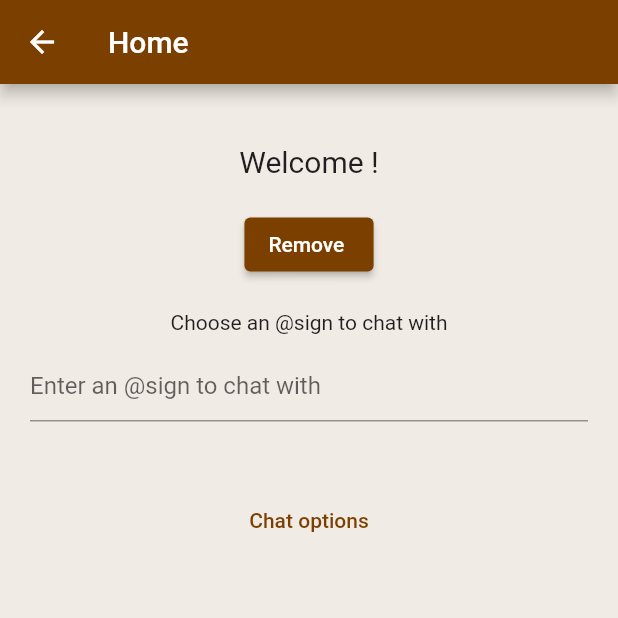
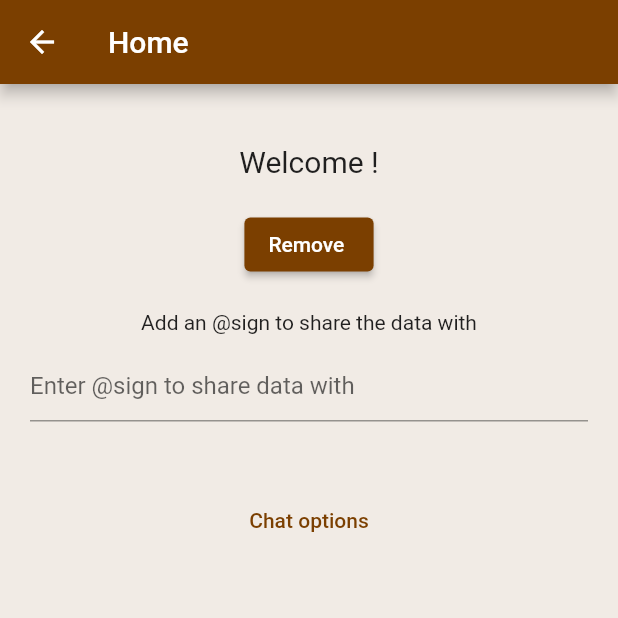
Before and after one commit to RanchaoO/at_krypto_spike_2, a Flutter app: the AddAtSignScreen screen opened by its route, on a phone screen of 412 x 824 dp, the top half of it. Run offline on Flutter 3.47's test engine with Material 2 defaults, Android fonts, the phone set to English and light mode, and no system bars; our stand-ins replace hex; missing offline and left inert: at_chat_flutter, at_client, at_client_mobile, at_commons, at_demo_data, at_onboarding_flutter and 2 more.

Commit message:
Removed and modified code from template

```diff
--- a/lib/screens/add_at_sign_screen.dart
+++ b/lib/screens/add_at_sign_screen.dart
@@ -84,7 +84,7 @@ class _AddAtSignScreenState extends State<AddAtSignScreen> {
             SizedBox(
               height: 20.0,
             ),
-            Text('Choose an @sign to chat with'),
+            Text('Add an @sign to share the data with'),
             SizedBox(
               height: 10.0,
             ),
@@ -92,7 +92,7 @@ class _AddAtSignScreenState extends State<AddAtSignScreen> {
               padding: const EdgeInsets.only(left: 20.0, right: 20.0),
               child: TextField(
                 decoration:
-                InputDecoration(hintText: 'Enter an @sign to chat with'),
+                InputDecoration(hintText: 'Enter @sign to share data with'),
                 onChanged: (value) {
                   chatWithAtSign = value;
                 },
@@ -138,18 +138,18 @@ class _AddAtSignScreenState extends State<AddAtSignScreen> {
                 ? Column(
               children: [
                 SizedBox(height: 20.0),
-                TextButton(
-                  onPressed: () {
-                    var _res = checkForValidAtsignAndSet();
-                    if (_res == true)
-                      scaffoldKey!.currentState!
-                          .showBottomSheet((context) => ChatScreen());
-                  },
-                  child: Container(
-                    height: 40,
-                    child: Text('Open chat in bottom sheet'),
-                  ),
-                ),
+                // TextButton(
+                //   onPressed: () {
+                //     var _res = checkForValidAtsignAndSet();
+                //     if (_res == true)
+                //       scaffoldKey!.currentState!
+                //           .showBottomSheet((context) => ChatScreen());
+                //   },
+                  // child: Container(
+                  //   height: 40,
+                  //   child: Text('Open chat in bottom sheet'),
+                  // ),
+                // ),
                 TextButton(
                   onPressed: () {
                     var _res = checkForValidAtsignAndSet();
```
